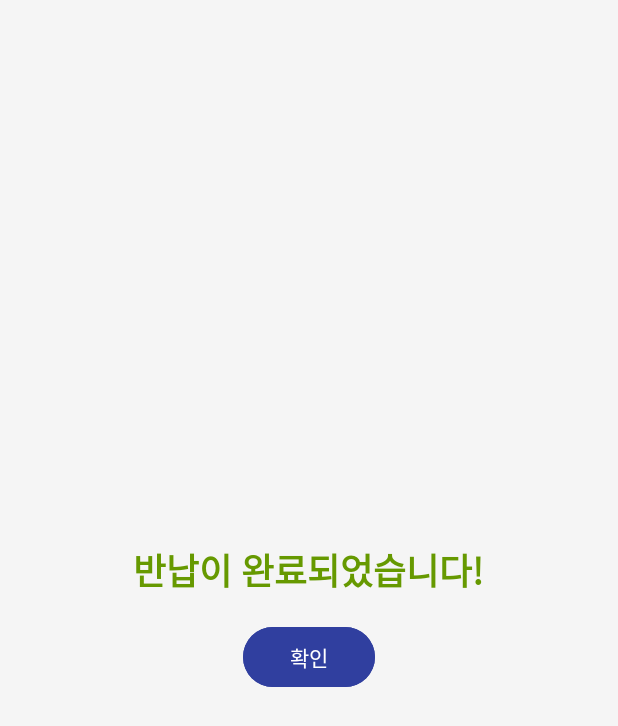
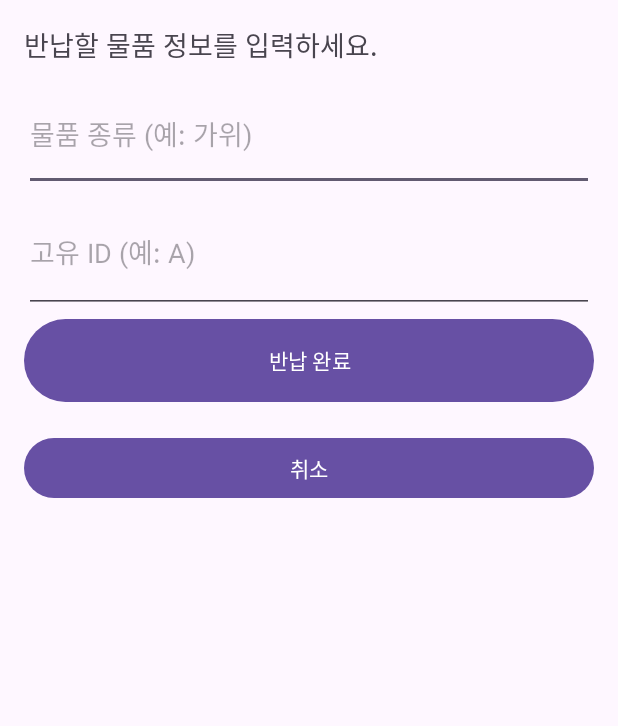
Before and after one commit to Jungwonje/-7-, an Android app: the layout activity_return_item.xml on its own in the app's theme, with its tools: preview values and no code run, on a phone screen of 412 x 824 dp. Shown: the top 726 px of the screen. Run offline under Robolectric (Android 15) with nearby library versions, the phone set to English and light mode, and no system bars.

Commit message:
6번째(05/14)

```diff
--- a/app/src/main/res/layout/activity_rent_scissors.xml
+++ b/app/src/main/res/layout/activity_rent_scissors.xml
@@ -67,7 +67,7 @@
                 android:layout_width="wrap_content"
                 android:layout_height="wrap_content"
                 android:hint="예: 2025-05-11"
-                android:inputType="date"
+                android:inputType="textVisiblePassword"
                 android:textSize="20sp"
                 android:textColor="#000000" />
         </LinearLayout>
--- a/app/src/main/res/layout/activity_return_item.xml
+++ b/app/src/main/res/layout/activity_return_item.xml
@@ -3,27 +3,40 @@
     android:layout_width="match_parent"
     android:layout_height="match_parent"
     android:orientation="vertical"
-    android:gravity="center"
-    android:padding="16dp"
-    android:background="#F5F5F5">
+    android:padding="16dp">
 
-    <!-- 반납 완료 메시지 -->
     <TextView
-        android:id="@+id/tvReturnMessage"
-        android:layout_width="wrap_content"
+        android:id="@+id/tvReturnInstructions"
+        android:layout_width="match_parent"
         android:layout_height="wrap_content"
-        android:text="반납이 완료되었습니다!"
-        android:textSize="24sp"
-        android:textStyle="bold"
-        android:textColor="@android:color/holo_green_dark"
-        android:layout_marginBottom="16dp" />
+        android:text="반납할 물품 정보를 입력하세요."
+        android:textSize="18sp"
+        android:paddingBottom="8dp" />
 
-    <!-- 확인 버튼 -->
+    <EditText
+        android:id="@+id/etItemType"
+        android:layout_width="match_parent"
+        android:layout_height="76dp"
+        android:hint="물품 종류 (예: 가위)"
+        android:inputType="text" />
+
+    <EditText
+        android:id="@+id/etItemId"
+        android:layout_width="match_parent"
+        android:layout_height="81dp"
+        android:hint="고유 ID (예: A)"
+        android:inputType="text" />
+
     <Button
         android:id="@+id/btnConfirmReturn"
-        android:layout_width="wrap_content"
+        android:layout_width="match_parent"
+        android:layout_height="63dp"
+        android:text="반납 완료" />
+
+    <Button
+        android:id="@+id/btnCancelReturn"
+        android:layout_width="match_parent"
         android:layout_height="wrap_content"
-        android:text="확인"
-        android:backgroundTint="@color/holo_blue_dark"
-        android:textColor="@android:color/white" />
+        android:layout_marginTop="16dp"
+        android:text="취소" />
 </LinearLayout>
```
Also changed, not shown: app/src/main/java/com/example/hsu_lendit/ReturnItemActivity.java (+20 -4 lines), app/src/main/java/com/example/hsu_lendit/SecondActivity.java (+24 -47 lines), 20 other files.
